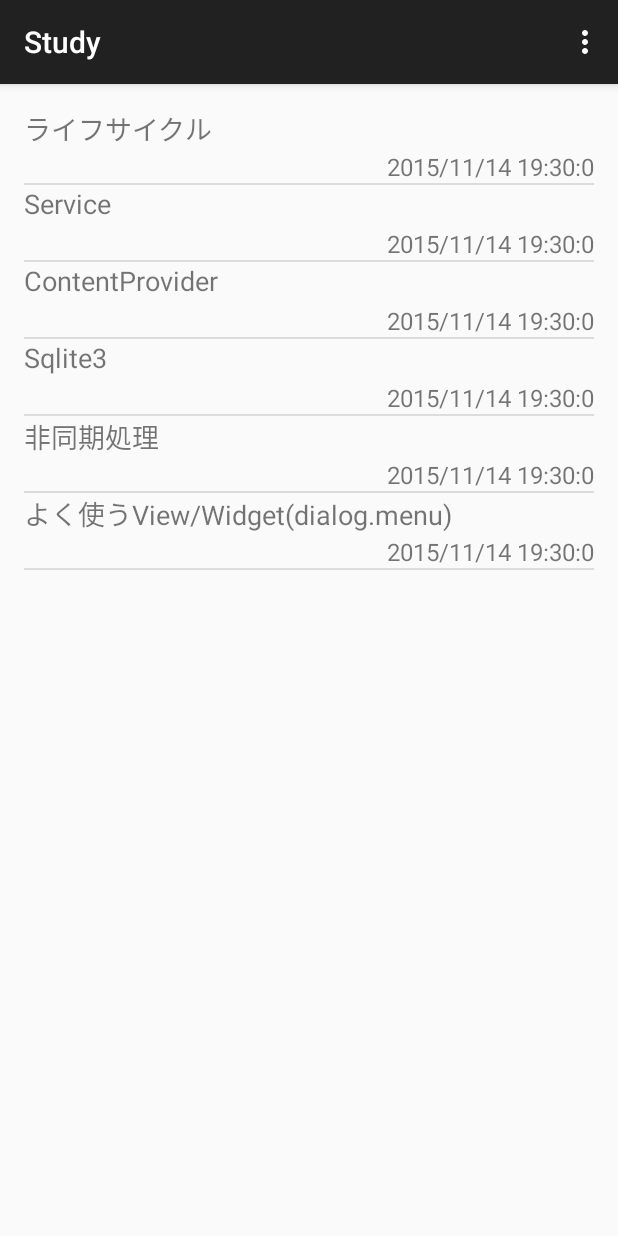
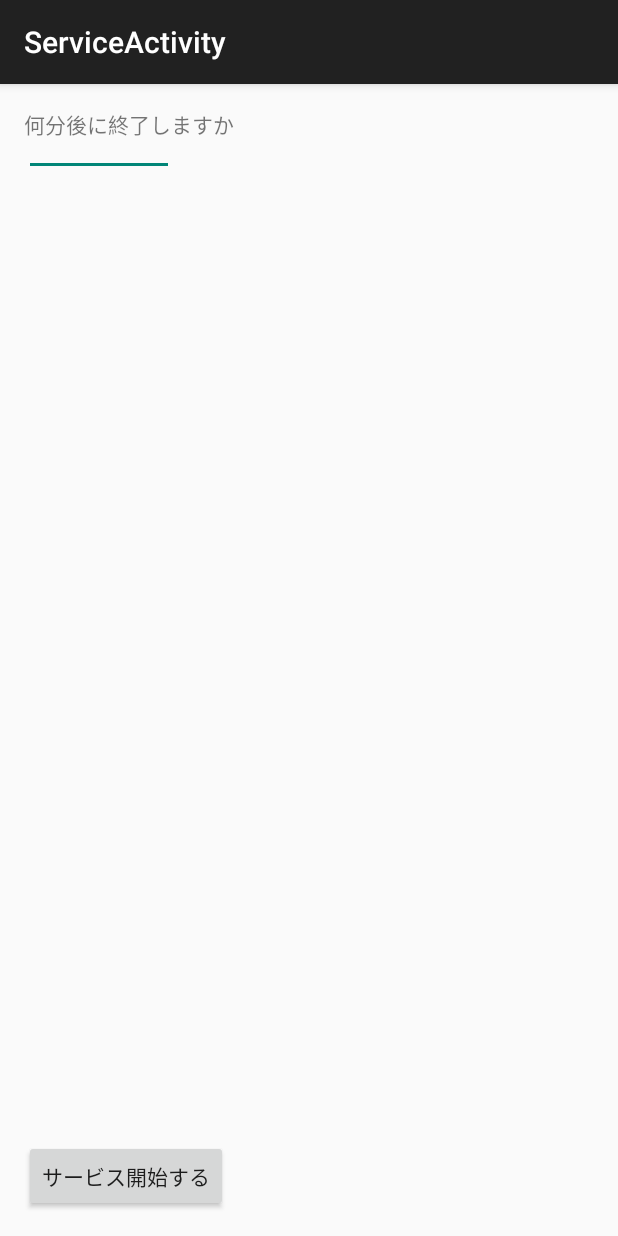
Before and after one commit to ks5757/Study, an Android app: the screen it shows after launch (MainActivity before the commit, ServiceActivity after it), after a tap on "Service", on a phone screen of 412 x 824 dp. Run offline under Robolectric (Android 15) with nearby library versions, the phone set to English and light mode, and no system bars.

Commit message:
2015/10/31commit

```diff
--- a/app/src/main/java/com/example/student/study/MainActivity.java
+++ b/app/src/main/java/com/example/student/study/MainActivity.java
@@ -92,7 +92,7 @@ public class MainActivity extends BaseActivity {
         studyLst.add(new StudyItem("ライフサイクル",
                 LifecycleActivity.class,Calendar.getInstance().getTime()));
         studyLst.add(new StudyItem("Service",
-                null,Calendar.getInstance().getTime()));
+                ServiceActivity.class,Calendar.getInstance().getTime()));
         studyLst.add(new StudyItem("ContentProvider",
                 null,Calendar.getInstance().getTime()));
         studyLst.add(new StudyItem("Sqlite3",
--- /dev/null
+++ b/app/src/main/java/com/example/student/study/ServiceActivity.java
@@ -0,0 +1,40 @@
+package com.example.student.study;
+
+import android.content.Intent;
+import android.os.Bundle;
+import android.support.v7.app.ActionBarActivity;
+import android.view.View;
+import android.widget.Button;
+import android.widget.EditText;
+
+
+public class ServiceActivity extends ActionBarActivity {
+
+    private EditText mEditStopCount;
+    private Button startButton;
+    public static final String EXTRA_STOP_TIME = "EXTRA_STOP_TIME";
+    @Override
+    protected void onCreate(Bundle savedInstanceState) {
+        super.onCreate(savedInstanceState);
+        setContentView(R.layout.activity_service);
+
+        mEditStopCount = (EditText) findViewById(R.id.edit_stop_count);
+        startButton = (Button)findViewById(R.id.startButton);
+        startButton.setOnClickListener(new View.OnClickListener(){
+
+            @Override
+            public void onClick(View v) {
+                Intent intent = new Intent(ServiceActivity.this,
+                        StartService.class);
+
+               intent.putExtra(EXTRA_STOP_TIME, mEditStopCount.getText().toString());
+
+               startService(intent);
+            }
+        });
+
+    }
+
+
+
+}
--- /dev/null
+++ b/app/src/main/res/layout/activity_service.xml
@@ -0,0 +1,32 @@
+<RelativeLayout xmlns:android="http://schemas.android.com/apk/res/android"
+    xmlns:tools="http://schemas.android.com/tools" android:layout_width="match_parent"
+    android:layout_height="match_parent" android:paddingLeft="@dimen/activity_horizontal_margin"
+    android:paddingRight="@dimen/activity_horizontal_margin"
+    android:paddingTop="@dimen/activity_vertical_margin"
+    android:paddingBottom="@dimen/activity_vertical_margin"
+    tools:context="com.example.student.study.ServiceActivity">
+
+    <TextView android:text="何分後に終了しますか" android:layout_width="wrap_content"
+        android:layout_height="wrap_content" />
+    <LinearLayout
+        android:layout_width="wrap_content"
+        android:layout_height="wrap_content"
+        android:orientation="horizontal">
+
+        <EditText
+            android:id="@+id/edit_stop_count"
+            android:layout_width="100dp"
+            android:layout_height="wrap_content" />
+        <TextView
+            android:id="@+id/txt_minute"
+            android:layout_width="wrap_content"
+            android:layout_height="wrap_content" />
+    </LinearLayout>
+    <Button
+        android:id="@+id/startButton"
+        android:layout_alignParentBottom="true"
+        android:text="サービス開始する"
+        android:layout_width="wrap_content"
+        android:layout_height="wrap_content" />
+
+</RelativeLayout>
--- a/app/src/main/res/values/strings.xml
+++ b/app/src/main/res/values/strings.xml
@@ -5,4 +5,5 @@
     <string name="action_settings">Settings</string>
     <string name="title_activity_lifecycle">Lifecycle</string>
     <string name="title_activity_sync">SyncActivity</string>
+    <string name="title_activity_service">ServiceActivity</string>
 </resources>
```
Also changed, not shown: app/src/main/AndroidManifest.xml (+10 -0 lines), app/src/main/java/com/example/student/study/AsyncActivity.java (+49 -36 lines), app/src/main/java/com/example/student/study/StartService.java (added, +103 -0 lines), app/src/main/res/menu/menu_.xml (added, +7 -0 lines).
